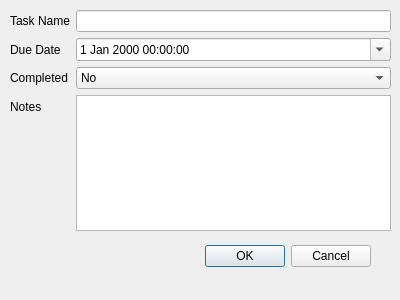
The window that insertitem.ui (computerfr33k/To-Do-List-Manager) describes before a commit, drawn with Qt 5.
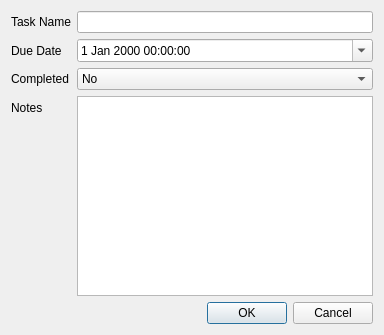
The same window after the commit.

```diff
--- a/insertitem.ui
+++ b/insertitem.ui
@@ -6,45 +6,16 @@
    <rect>
     <x>0</x>
     <y>0</y>
-    <width>400</width>
-    <height>300</height>
+    <width>384</width>
+    <height>335</height>
    </rect>
   </property>
   <property name="windowTitle">
    <string>Dialog</string>
   </property>
-  <widget class="QDialogButtonBox" name="buttonBox">
-   <property name="enabled">
-    <bool>true</bool>
-   </property>
-   <property name="geometry">
-    <rect>
-     <x>30</x>
-     <y>240</y>
-     <width>341</width>
-     <height>32</height>
-    </rect>
-   </property>
-   <property name="orientation">
-    <enum>Qt::Horizontal</enum>
-   </property>
-   <property name="standardButtons">
-    <set>QDialogButtonBox::Cancel|QDialogButtonBox::Ok</set>
-   </property>
-  </widget>
-  <widget class="QWidget" name="formLayoutWidget">
-   <property name="geometry">
-    <rect>
-     <x>10</x>
-     <y>10</y>
-     <width>381</width>
-     <height>221</height>
-    </rect>
-   </property>
+  <layout class="QGridLayout" name="gridLayout">
+   <item row="0" column="0">
    <layout class="QFormLayout" name="formLayout">
-    <property name="fieldGrowthPolicy">
-     <enum>QFormLayout::AllNonFixedFieldsGrow</enum>
-    </property>
     <item row="0" column="0">
      <widget class="QLabel" name="label">
       <property name="text">
@@ -104,7 +75,21 @@
      <widget class="QPlainTextEdit" name="plainTextEdit"/>
     </item>
    </layout>
-  </widget>
+   </item>
+   <item row="1" column="0">
+    <widget class="QDialogButtonBox" name="buttonBox">
+     <property name="enabled">
+      <bool>true</bool>
+     </property>
+     <property name="orientation">
+      <enum>Qt::Horizontal</enum>
+     </property>
+     <property name="standardButtons">
+      <set>QDialogButtonBox::Cancel|QDialogButtonBox::Ok</set>
+     </property>
+    </widget>
+   </item>
+  </layout>
  </widget>
  <resources/>
  <connections>
```
Left out of the diff: 3 changed lines with no effect on the pictures. Lines whose indentation alone changed are shown as unchanged.
